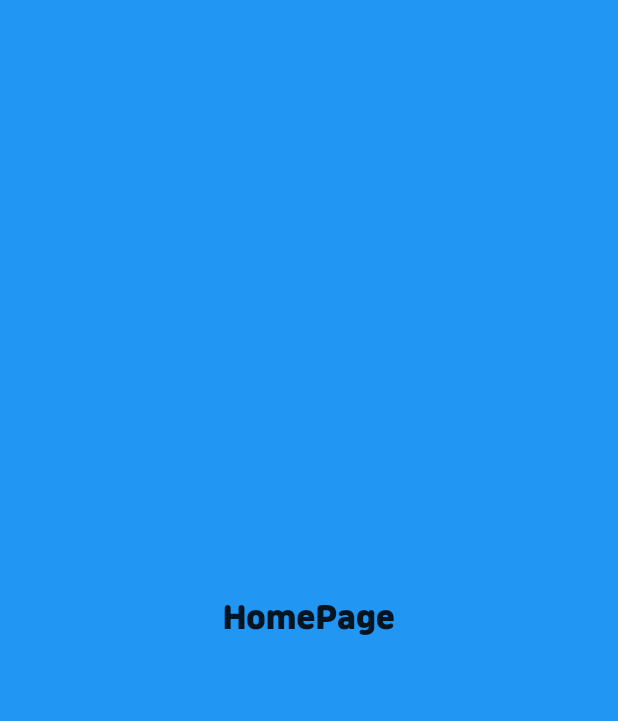
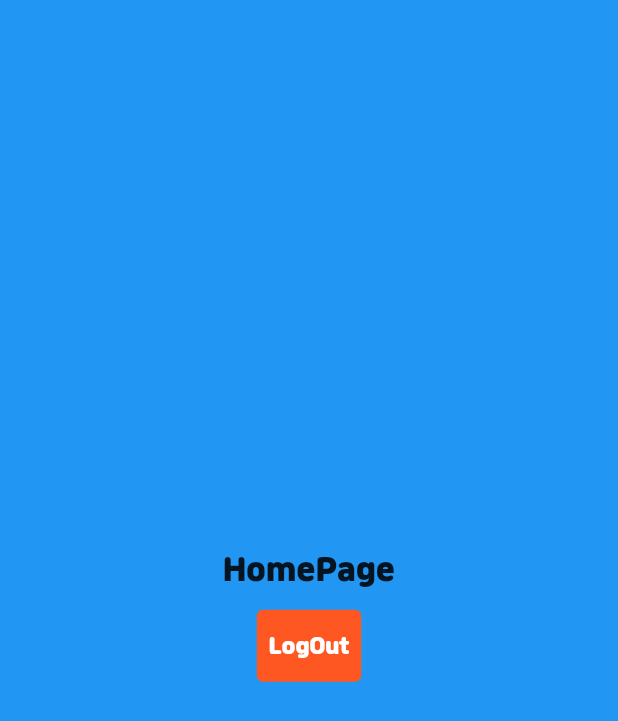
Before and after one commit to Jang-zn/papa_02_carrot, a Flutter app: the HomeScreen screen opened by its route, on a phone screen of 412 x 824 dp. Shown: the top 721 px of the screen. Run offline on Flutter 3.47's test engine with Material 2 defaults, Android fonts, the phone set to English and light mode, and no system bars; our stand-ins replace beamer, extended_image, flutter_multi_formatter, logger.

Commit message:
logout 이거 맞냐..? beamer 쓰는법좀 알아야겠는데..

```diff
--- a/lib/main.dart
+++ b/lib/main.dart
@@ -38,7 +38,7 @@ class _MyAppState extends State<MyApp> {
           create: (BuildContext context) {
             return UserProvider();
           },
-          child: TomatoApp());
+          child: const TomatoApp());
     } else {
       return const SplashScreen();
     }
--- a/lib/router/router_delegate.dart
+++ b/lib/router/router_delegate.dart
@@ -9,9 +9,10 @@ import 'package:provider/provider.dart';
 final routerDelegate = BeamerDelegate(
   locationBuilder: RoutesLocationBuilder(
     routes:{
+      // ignore: prefer_const_constructors
       '/' : (context, state, data)=>StartScreen(),
-      '/home':(context, state, data)=>HomeScreen(),
-      '/auth':(context, state, data)=>AuthPage(),
+      '/home':(context, state, data)=>const HomeScreen(),
+      '/auth':(context, state, data)=>const AuthPage(),
     },
   ),
 
@@ -23,7 +24,6 @@ final routerDelegate = BeamerDelegate(
       check: (context, location) {
         //유효성검사 로직
         //watch 사용시 값 변경시마다 참조됨 --> obx 개념
-        print("state change : ${context.read<UserProvider>().userState}");
         return Provider.of<UserProvider>(context, listen: false).userState;
       },
       //check==false 일때 이동할 route
--- a/lib/states/user_provider.dart
+++ b/lib/states/user_provider.dart
@@ -1,6 +1,5 @@
 import 'package:flutter/material.dart';
 
-import '../utils/logger.dart';
 
 class UserProvider extends ChangeNotifier{
   bool _userLoggedIn = false;
--- a/lib/views/home_screen.dart
+++ b/lib/views/home_screen.dart
@@ -1,15 +1,40 @@
+import 'package:beamer/beamer.dart';
 import 'package:flutter/material.dart';
+import 'package:papa_02_carrot/constant/common_constant.dart';
+import 'package:papa_02_carrot/states/user_provider.dart';
+import 'package:provider/provider.dart';
 
-class HomeScreen extends StatelessWidget {
+class HomeScreen extends StatefulWidget {
   const HomeScreen({Key? key}) : super(key: key);
+
+  @override
+  State<HomeScreen> createState() => _HomeScreenState();
+}
+
+class _HomeScreenState extends State<HomeScreen> {
+
+  void userLogout(){
+    context.read<UserProvider>().setUserAuth(false);
+    Beamer.of(context,).beamToNamed('/');
+  }
 
   @override
   Widget build(BuildContext context) {
     return Scaffold(
       body: Container(
         color:Colors.blue,
-        child:const Center(
-          child:Text("HomePage", style:TextStyle(fontSize: 20, fontWeight: FontWeight.bold,))
+        child:Center(
+          child:Column(
+            mainAxisAlignment: MainAxisAlignment.center,
+            children: [
+              Text("HomePage", style:TextStyle(fontSize: 20, fontWeight: FontWeight.bold,)),
+              SizedBox(height:commonPadding),
+              TextButton(
+                child:Text("LogOut"),
+                onPressed: userLogout,
+              )
+            ],
+          )
         )
       ),
     );
--- a/lib/views/start_screen.dart
+++ b/lib/views/start_screen.dart
@@ -5,7 +5,7 @@ import 'package:papa_02_carrot/views/start/auth_page.dart';
 import 'package:papa_02_carrot/views/start/intro_page.dart';
 
 class StartScreen extends StatefulWidget {
-  StartScreen({Key? key}) : super(key: key);
+  const StartScreen({Key? key}) : super(key: key);
 
   @override
   State<StartScreen> createState() => _StartScreenState();
```
Also changed, not shown: lib/router/home_locations.dart (deleted, +0 -20 lines), lib/router/start_locations.dart (deleted, +0 -20 lines), lib/views/start/auth_page.dart (+9 -5 lines).
